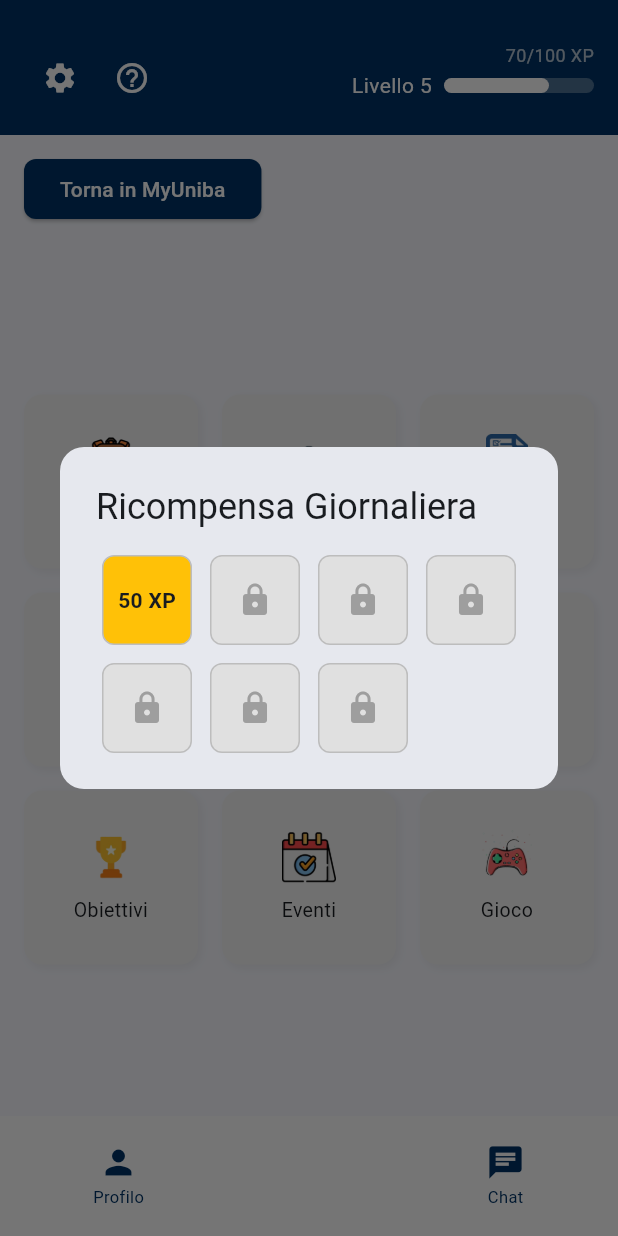
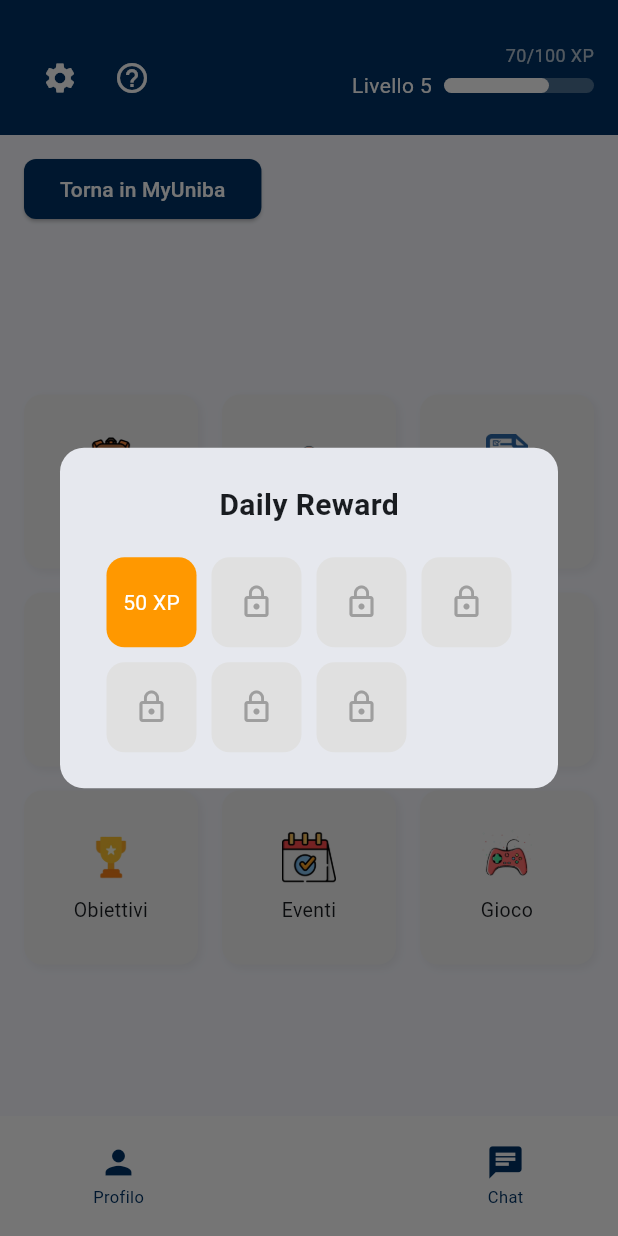
Before and after one commit to FullMetalMar/WeUniba, a Flutter app: the HomePageWeUniba screen opened directly with empty values, after a tap on the "settings" icon, on a phone screen of 412 x 824 dp. Run offline on Flutter 3.47's test engine with Material 3 defaults, Android fonts, the phone set to English and light mode, and no system bars; our stand-ins replace audioplayers; missing offline and left inert: flutter_pdfview, mobile_scanner.

Commit message:
Ultimato daily login con xp Bar

```diff
--- a/lib/home_page_weuniba.dart
+++ b/lib/home_page_weuniba.dart
@@ -1,4 +1,7 @@
+// ignore_for_file: deprecated_member_use, use_build_context_synchronously
+
 import 'package:flutter/material.dart';
+import 'dart:math';
 import 'package:weuniba_flutter/map_page.dart';
 import 'package:weuniba_flutter/achievement_page.dart';
 import 'inventory_page.dart';
@@ -23,7 +26,8 @@ class HomePageWeUniba extends StatefulWidget {
   State<HomePageWeUniba> createState() => _HomePageWeUnibaState();
 }
 
-class _HomePageWeUnibaState extends State<HomePageWeUniba> {
+class _HomePageWeUnibaState extends State<HomePageWeUniba>
+    with SingleTickerProviderStateMixin {
   final List<Map<String, String>> _gridItems = [
     {'icon': 'assets/buttons/inventory_icon.png', 'label': 'Inventario'},
     {'icon': 'assets/buttons/map_icon.png', 'label': 'Mappa'},
@@ -36,17 +40,42 @@ class _HomePageWeUnibaState extends State<HomePageWeUniba> {
     {'icon': 'assets/buttons/game_icon.png', 'label': 'Gioco'},
   ];
 
-  bool _rewardShown = false;
+  final bool _showDailyPopup = true;
+  bool _isAnimatingXP = false;
+
+  late AnimationController _xpController;
+  late Animation<double> _xpAnimation;
+  double _animatedXP = SessionData.xpCorrente.toDouble();
 
   @override
-  void didChangeDependencies() {
-    super.didChangeDependencies();
-    if (!_rewardShown) {
-      _rewardShown = true;
-      WidgetsBinding.instance.addPostFrameCallback((_) {
-        _showDailyRewardPopup();
+  void initState() {
+    super.initState();
+
+    _xpController = AnimationController(
+      vsync: this,
+      duration: const Duration(milliseconds: 800),
+    );
+
+    _xpAnimation =
+        Tween<double>(begin: _animatedXP, end: _animatedXP).animate(
+          CurvedAnimation(parent: _xpController, curve: Curves.easeInOut),
+        )..addListener(() {
+          setState(() {
+            _animatedXP = _xpAnimation.value;
           });
+        });
+
+    if (_showDailyPopup) {
+      WidgetsBinding.instance.addPostFrameCallback(
+        (_) => _showDailyRewardPopup(),
+      );
     }
+  }
+
+  @override
+  void dispose() {
+    _xpController.dispose();
+    super.dispose();
   }
 
   void _showDailyRewardPopup() {
@@ -55,24 +84,50 @@ class _HomePageWeUnibaState extends State<HomePageWeUniba> {
       barrierDismissible: false,
       builder: (_) => AlertDialog(
         shape: RoundedRectangleBorder(borderRadius: BorderRadius.circular(16)),
-        title: const Text("Ricompensa Giornaliera"),
+        contentPadding: const EdgeInsets.all(24),
         content: Column(
           mainAxisSize: MainAxisSize.min,
           children: [
+            const Text(
+              'Daily Reward',
+              style: TextStyle(fontSize: 20, fontWeight: FontWeight.bold),
+            ),
+            const SizedBox(height: 20),
             Wrap(
-              spacing: 12,
-              runSpacing: 12,
+              spacing: 10,
+              runSpacing: 10,
               children: List.generate(7, (index) {
                 if (index == 0) {
                   return GestureDetector(
                     onTap: () {
-                      Navigator.pop(context);
-                      _claimXP();
+                      Navigator.of(context).pop();
+                      _triggerXPRewardAnimation();
                     },
-                    child: _buildRewardBox("50 XP", enabled: true),
+                    child: Container(
+                      width: 60,
+                      height: 60,
+                      decoration: BoxDecoration(
+                        color: Colors.orange,
+                        borderRadius: BorderRadius.circular(12),
+                      ),
+                      alignment: Alignment.center,
+                      child: const Text(
+                        '50 XP',
+                        style: TextStyle(color: Colors.white),
+                      ),
+                    ),
                   );
                 } else {
-                  return _buildRewardBox("?", enabled: false);
+                  return Container(
+                    width: 60,
+                    height: 60,
+                    decoration: BoxDecoration(
+                      color: Colors.grey[300],
+                      borderRadius: BorderRadius.circular(12),
+                    ),
+                    alignment: Alignment.center,
+                    child: const Icon(Icons.lock_outline, color: Colors.grey),
+                  );
                 }
               }),
             ),
@@ -82,27 +137,81 @@ class _HomePageWeUnibaState extends State<HomePageWeUniba> {
     );
   }
 
-  Widget _buildRewardBox(String label, {required bool enabled}) {
-    return Container(
-      width: 60,
-      height: 60,
-      decoration: BoxDecoration(
-        color: enabled ? Colors.amber : Colors.grey[300],
-        borderRadius: BorderRadius.circular(8),
-        border: Border.all(color: Colors.grey.shade400),
+  void _triggerXPRewardAnimation() async {
+    if (_isAnimatingXP) return;
+    setState(() => _isAnimatingXP = true);
+
+    int rewardXP = 50;
+    int xpToAdd = rewardXP;
+
+    int oldLevel = SessionData.livello;
+
+    // Calcolo XP totale per gestire overflow barra e passaggio livelli
+    int startTotalXP =
+        SessionData.livello * SessionData.xpMassimo + SessionData.xpCorrente;
+    int targetTotalXP = startTotalXP + xpToAdd;
+
+    while (startTotalXP < targetTotalXP) {
+      int currentLevel = startTotalXP ~/ SessionData.xpMassimo;
+      int currentXPInLevel = startTotalXP % SessionData.xpMassimo;
+
+      int nextLevelXP = (currentLevel + 1) * SessionData.xpMassimo;
+      int nextXPTarget = min(nextLevelXP, targetTotalXP);
+
+      int xpThisStep = nextXPTarget - startTotalXP;
+
+      _xpAnimation =
+          Tween<double>(
+              begin: _animatedXP,
+              end: currentXPInLevel + xpThisStep.toDouble(),
+            ).animate(
+              CurvedAnimation(parent: _xpController, curve: Curves.easeInOut),
+            )
+            ..addListener(() {
+              setState(() {
+                _animatedXP = _xpAnimation.value;
+              });
+            });
+
+      _xpController.reset();
+      await _xpController.forward();
+
+      startTotalXP += xpThisStep;
+
+      // Aggiorna dati reali
+      SessionData.xpCorrente = (startTotalXP % SessionData.xpMassimo).toInt();
+      SessionData.livello = currentLevel;
+
+      // Popup se si è saliti di livello
+      if (SessionData.livello > oldLevel) {
+        oldLevel = SessionData.livello;
+        await showDialog(
+          context: context,
+          builder: (_) => AlertDialog(
+            shape: RoundedRectangleBorder(
+              borderRadius: BorderRadius.circular(16),
             ),
-      child: Center(
-        child: enabled
-            ? Text(label, style: const TextStyle(fontWeight: FontWeight.bold))
-            : const Icon(Icons.lock, color: Colors.grey),
+            title: const Text(
+              '🎉 Level Up!',
+              style: TextStyle(fontWeight: FontWeight.bold),
+            ),
+            content: Text(
+              'Complimenti! Ora sei al livello ${SessionData.livello}',
+            ),
+            actions: [
+              TextButton(
+                onPressed: () => Navigator.pop(context),
+                child: const Text('Ok'),
+              ),
+            ],
           ),
         );
       }
+    }
 
-  void _claimXP() async {
-    await Future.delayed(const Duration(milliseconds: 500));
-    SessionData.aggiungiXP(context, 50);
-    setState(() {});
+    setState(() {
+      _isAnimatingXP = false;
+    });
   }
 
   @override
@@ -110,6 +219,7 @@ class _HomePageWeUnibaState extends State<HomePageWeUniba> {
     return Scaffold(
       body: Column(
         children: [
+          // Top bar blu
           Container(
             height: 90,
             color: const Color(0xFF003366),
@@ -174,10 +284,7 @@ class _HomePageWeUnibaState extends State<HomePageWeUniba> {
                           ),
                           child: FractionallySizedBox(
                             alignment: Alignment.centerLeft,
-                            widthFactor: SessionData.xpMassimo == 0
-                                ? 0
-                                : SessionData.xpCorrente /
-                                      SessionData.xpMassimo,
+                            widthFactor: _animatedXP / SessionData.xpMassimo,
                             child: Container(
                               decoration: BoxDecoration(
                                 color: Colors.white,
@@ -198,9 +305,7 @@ class _HomePageWeUnibaState extends State<HomePageWeUniba> {
             child: Align(
               alignment: Alignment.centerLeft,
               child: ElevatedButton(
-                onPressed: () {
-                  Navigator.pop(context);
-                },
+                onPressed: () => Navigator.pop(context),
                 style: ElevatedButton.styleFrom(
                   backgroundColor: const Color(0xFF003366),
                   shape: RoundedRectangleBorder(
@@ -237,78 +342,88 @@ class _HomePageWeUnibaState extends State<HomePageWeUniba> {
                     ),
                     child: InkWell(
                       onTap: () {
-                        // Navigazione in base all'etichetta
-                        final label = item['label'];
-                        if (label == 'Inventario') {
+                        switch (item['label']) {
+                          case 'Inventario':
                             Navigator.push(
                               context,
                               MaterialPageRoute(
                                 builder: (_) => const InventoryPage(),
                               ),
                             );
-                        } else if (label == 'Mappa') {
+                            break;
+                          case 'Mappa':
                             Navigator.push(
                               context,
-                            MaterialPageRoute(builder: (_) => const MapPage()),
+                              MaterialPageRoute(
+                                builder: (_) => const MapPage(),
+                              ),
                             );
-                        } else if (label == 'Missioni') {
+                            break;
+                          case 'Missioni':
                             Navigator.push(
                               context,
                               MaterialPageRoute(
                                 builder: (_) => const MissionsPage(),
                               ),
                             ).then((_) => setState(() {}));
-                        } else if (label == 'Materiale') {
+                            break;
+                          case 'Materiale':
                             Navigator.push(
                               context,
                               MaterialPageRoute(
                                 builder: (_) => const LearningMaterialPage(),
                               ),
                             );
-                        } else if (label == 'Negozio') {
+                            break;
+                          case 'Negozio':
                             Navigator.push(
                               context,
-                            MaterialPageRoute(builder: (_) => const ShopPage()),
+                              MaterialPageRoute(
+                                builder: (_) => const ShopPage(),
+                              ),
                             );
-                        } else if (label == 'Tutor') {
+                            break;
+                          case 'Tutor':
                             Navigator.push(
                               context,
                               MaterialPageRoute(
                                 builder: (_) => const TutorPage(),
                               ),
                             );
-                        } else if (label == 'Obiettivi') {
+                            break;
+                          case 'Obiettivi':
                             Navigator.push(
                               context,
                               MaterialPageRoute(
                                 builder: (_) => const AchievementPage(),
                               ),
                             );
-                        } else if (label == 'Eventi') {
+                            break;
+                          case 'Eventi':
                             Navigator.push(
                               context,
                               MaterialPageRoute(
                                 builder: (_) => const EventPage(),
                               ),
                             );
-                        } else if (label == 'Gioco') {
+                            break;
+                          case 'Gioco':
                             Navigator.push(
                               context,
-                            MaterialPageRoute(builder: (_) => const GamePage()),
+                              MaterialPageRoute(
+                                builder: (_) => const GamePage(),
+                              ),
                             );
+                            break;
                         }
                       },
                       child: Column(
                         mainAxisAlignment: MainAxisAlignment.center,
                         children: [
-                          Image.asset(
-                            item['icon'] ?? '',
-                            width: 36,
-                            height: 36,
-                          ),
+                          Image.asset(item['icon']!, width: 36, height: 36),
                           const SizedBox(height: 8),
                           Text(
-                            item['label'] ?? '',
+                            item['label']!,
                             textAlign: TextAlign.center,
                             style: const TextStyle(fontSize: 13),
                           ),
@@ -331,15 +446,13 @@ class _HomePageWeUnibaState extends State<HomePageWeUniba> {
               mainAxisAlignment: MainAxisAlignment.spaceBetween,
               children: [
                 GestureDetector(
-                  onTap: () {
-                    Navigator.push(
+                  onTap: () => Navigator.push(
                     context,
                     MaterialPageRoute(
                       builder: (context) =>
                           AccountPage(username: widget.username),
                     ),
-                    );
-                  },
+                  ),
                   child: Column(
                     mainAxisSize: MainAxisSize.min,
                     children: const [
@@ -356,12 +469,10 @@ class _HomePageWeUnibaState extends State<HomePageWeUniba> {
                   ),
                 ),
                 GestureDetector(
-                  onTap: () {
-                    Navigator.push(
+                  onTap: () => Navigator.push(
                     context,
                     MaterialPageRoute(builder: (context) => const ChatPage()),
-                    );
-                  },
+                  ),
                   child: Column(
                     mainAxisSize: MainAxisSize.min,
                     children: const [
```
Lines whose indentation alone changed are shown as unchanged.
